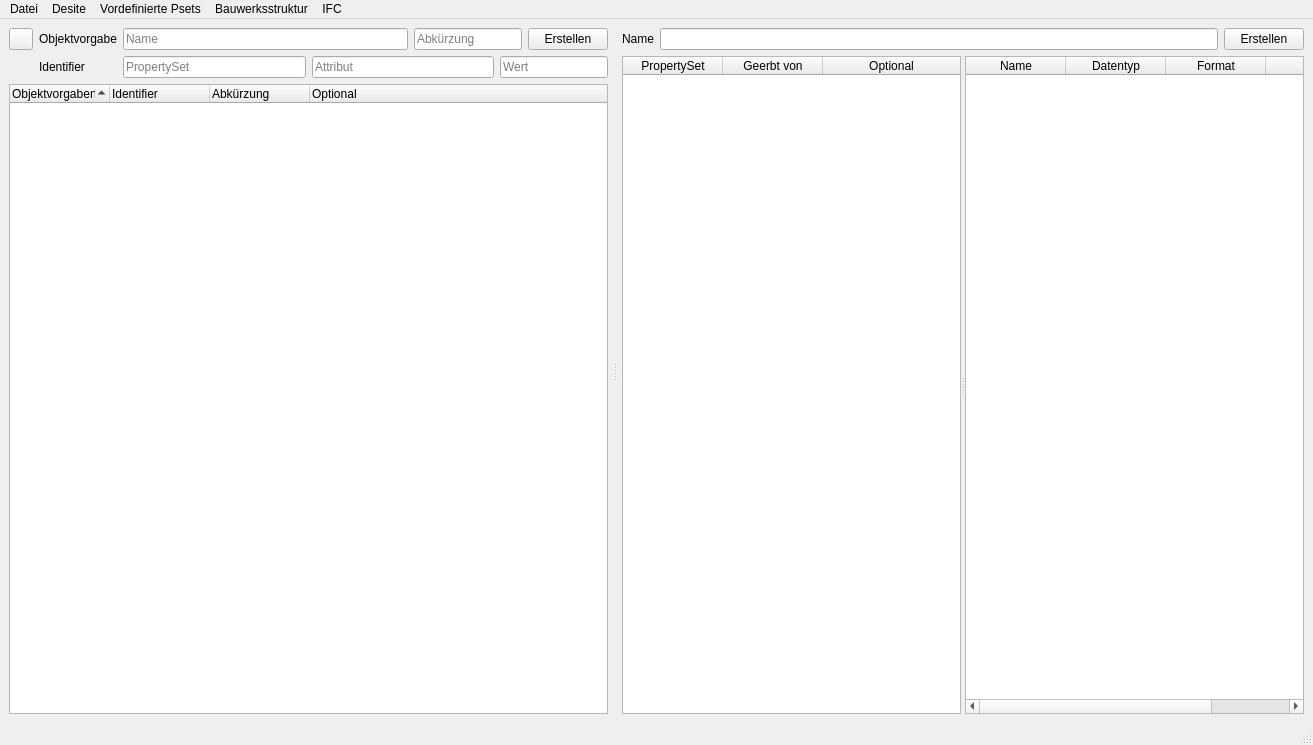
This is som_gui/qt_designs/MainWindow.ui in c-mellueh/SOM-Toolkit as Qt 5 draws it before an edit. The edited form follows.
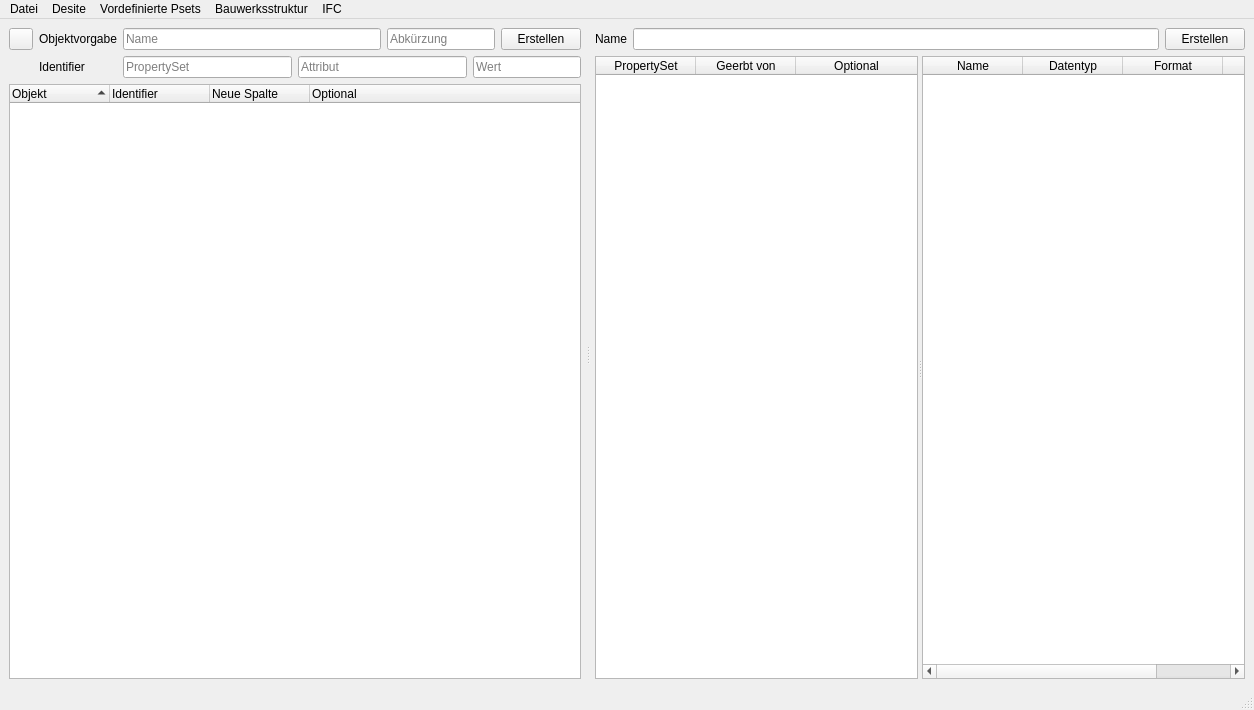
This is the edited form. Custom widgets are drawn as their Qt base class.

```diff
--- a/som_gui/qt_designs/MainWindow.ui
+++ b/som_gui/qt_designs/MainWindow.ui
@@ -6,8 +6,8 @@
    <rect>
     <x>0</x>
     <y>0</y>
-    <width>1313</width>
-    <height>745</height>
+       <width>1254</width>
+       <height>710</height>
    </rect>
   </property>
   <property name="minimumSize">
@@ -244,7 +244,7 @@
           </attribute>
           <column>
            <property name="text">
-            <string>Objektvorgaben</string>
+               <string>Objekt</string>
            </property>
           </column>
           <column>
@@ -254,7 +254,7 @@
           </column>
           <column>
            <property name="text">
-            <string>Abkürzung</string>
+               <string>Neue Spalte</string>
            </property>
           </column>
           <column>
@@ -428,7 +428,7 @@
     <rect>
      <x>0</x>
      <y>0</y>
-     <width>1313</width>
+        <width>1254</width>
      <height>22</height>
     </rect>
    </property>
```
Left out of the diff: 4 changed lines with no effect on the pictures.
